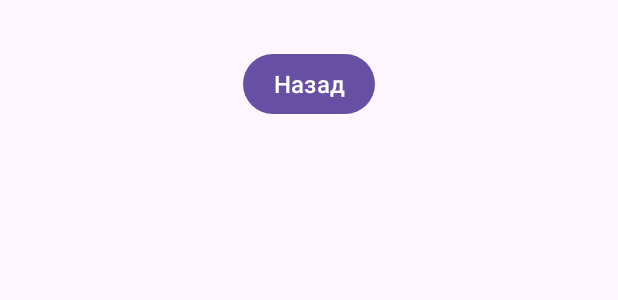
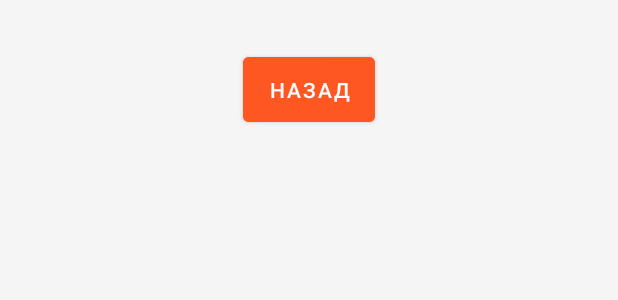
Before and after one commit to iym6/rats_and_cats, an Android app: the layout fragment_levels.xml on its own in the app's theme, with its tools: preview values and no code run, on a phone screen of 412 x 824 dp. Shown: the top 300 px of the screen. Run offline under Robolectric (Android 15) with nearby library versions, the phone set to English and light mode, and no system bars.

Commit message:
UI начало

```diff
--- a/app/src/main/AndroidManifest.xml
+++ b/app/src/main/AndroidManifest.xml
@@ -12,7 +12,7 @@
         android:label="@string/app_name"
         android:roundIcon="@mipmap/ic_launcher_round"
         android:supportsRtl="true"
-        android:theme="@style/Theme.Rats_and_cats">
+        android:theme="@style/AppTheme">
         <service
             android:name=".GameService"
             android:exported="false" />
--- a/app/src/main/res/values/colors.xml
+++ b/app/src/main/res/values/colors.xml
@@ -2,4 +2,13 @@
 <resources>
     <color name="black">#FF000000</color>
     <color name="white">#FFFFFFFF</color>
+    <color name="primary">#4CAF50</color> <!-- Зеленый (трава, фон) -->
+    <color name="primaryDark">#388E3C</color> <!-- Темно-зеленый -->
+    <color name="accent">#FF5722</color> <!-- Оранжевый (кошки, акценты) -->
+    <color name="background">#F5F5F5</color> <!-- Светлый фон -->
+    <color name="textPrimary">#212121</color> <!-- Темный текст -->
+    <color name="textSecondary">#757575</color> <!-- Серый текст -->
+    <color name="cheeseYellow">#FFB300</color> <!-- Желтый для сыра -->
+    <color name="mouseGray">#B0BEC5</color> <!-- Серый для мыши -->
+    <color name="catRed">#D32F2F</color> <!-- Красный для кошек -->
 </resources>
--- a/app/src/main/res/values/styles.xml
+++ b/app/src/main/res/values/styles.xml
@@ -1,7 +1,41 @@
-<?xml version="1.0" encoding="utf-8"?>
-<resources><style name="BackButton">
-    <item name="android:background">@drawable/button_background</item>
-    <item name="android:textColor">@android:color/white</item>
-    <item name="android:padding">8dp</item>
-    <item name="android:textSize">16sp</item>
-</style></resources>
+<resources>
+    <!-- Базовая тема приложения -->
+    <style name="AppTheme" parent="Theme.MaterialComponents.Light.NoActionBar">
+        <item name="colorPrimary">@color/primary</item>
+        <item name="colorPrimaryDark">@color/primaryDark</item>
+        <item name="colorAccent">@color/accent</item>
+        <item name="android:background">@color/background</item>
+        <item name="android:textColorPrimary">@color/textPrimary</item>
+        <item name="android:textColorSecondary">@color/textSecondary</item>
+    </style>
+
+    <!-- Стиль для кнопок -->
+    <style name="GameButton" parent="Widget.MaterialComponents.Button">
+        <item name="android:backgroundTint">@color/primary</item>
+        <item name="android:textColor">@android:color/white</item>
+        <item name="android:padding">16dp</item>
+        <item name="android:textSize">16sp</item>
+        <item name="cornerRadius">8dp</item>
+    </style>
+
+    <!-- Стиль для кнопки "Назад" -->
+    <style name="BackButton" parent="Widget.MaterialComponents.Button.TextButton">
+        <item name="android:backgroundTint">@color/accent</item>
+        <item name="android:textColor">@android:color/white</item>
+        <item name="android:padding">12dp</item>
+        <item name="android:textSize">14sp</item>
+        <item name="cornerRadius">8dp</item>
+    </style>
+
+    <!-- Стиль для заголовков -->
+    <style name="TitleText" parent="TextAppearance.MaterialComponents.Headline5">
+        <item name="android:textColor">@color/textPrimary</item>
+        <item name="android:textStyle">bold</item>
+    </style>
+
+    <!-- Стиль для элементов списка лидеров -->
+    <style name="LeaderboardItem" parent="TextAppearance.MaterialComponents.Body1">
+        <item name="android:textColor">@color/textPrimary</item>
+        <item name="android:padding">8dp</item>
+    </style>
+</resources>
```
